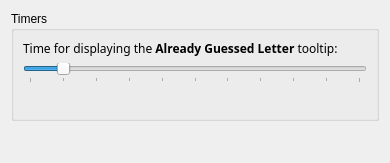
First picture: the form in src/timerui.ui, repository KDE/khangman, before the edit.
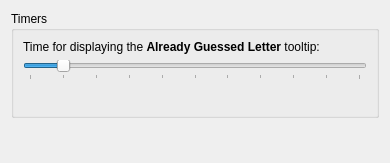
Second picture: the form after the edit.

Commit message: Fix a small rendering issue for the text in the "Timers" configuration panel. Global settings are used now.

```diff
--- a/src/timerui.ui
+++ b/src/timerui.ui
@@ -31,7 +31,7 @@
         <item row="0" column="0" colspan="2" >
          <widget class="QLabel" name="label_2" >
           <property name="text" >
-           <string>&lt;html>&lt;head>&lt;meta name="qrichtext" content="1" />&lt;/head>&lt;body style=" white-space: pre-wrap; font-family:Sans Serif; font-size:9pt; font-weight:400; font-style:normal; text-decoration:none;">&lt;p style=" margin-top:0px; margin-bottom:0px; margin-left:0px; margin-right:0px; -qt-block-indent:0; text-indent:0px;">Time for displaying the &lt;span style=" font-weight:600;">Already Guessed Letter&lt;/span> tooltip:&lt;/p>&lt;/body>&lt;/html></string>
+           <string>Time for displaying the &lt;b>Already Guessed Letter&lt;/b> tooltip:</string>
           </property>
          </widget>
         </item>
```
